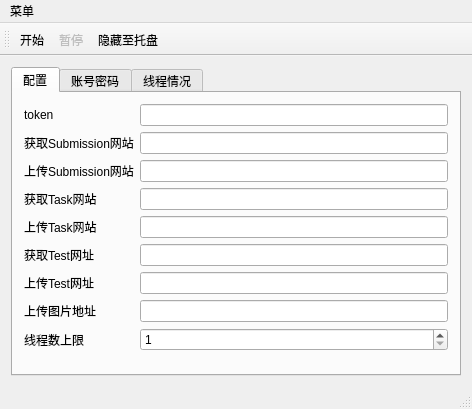
OxOOo/vjudge-failure, file Background/mainwindow.ui: the form before one commit.
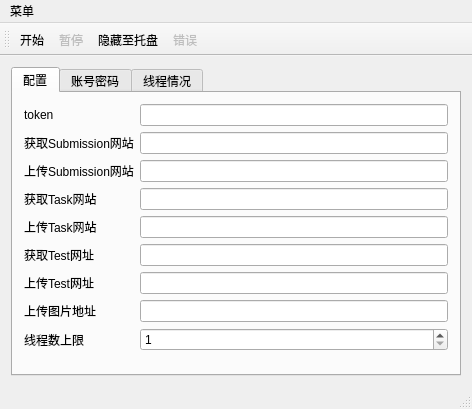
The form after the commit. Icons and pictures are not drawn.

```diff
--- a/Background/mainwindow.ui
+++ b/Background/mainwindow.ui
@@ -331,6 +331,7 @@
    <addaction name="startAction"/>
    <addaction name="stopAction"/>
    <addaction name="trayAction"/>
+   <addaction name="errorAction"/>
   </widget>
   <widget class="QStatusBar" name="statusBar"/>
   <action name="startAction">
@@ -384,6 +385,21 @@
     <string>退出程序</string>
    </property>
   </action>
+  <action name="errorAction">
+   <property name="enabled">
+    <bool>false</bool>
+   </property>
+   <property name="icon">
+    <iconset resource="Resource.qrc">
+     <normaloff>:/img/warning.png</normaloff>:/img/warning.png</iconset>
+   </property>
+   <property name="text">
+    <string>错误</string>
+   </property>
+   <property name="toolTip">
+    <string>查看错误</string>
+   </property>
+  </action>
  </widget>
  <layoutdefault spacing="6" margin="11"/>
  <resources>
```
Left out of the diff: 7 changed lines with no effect on the pictures.
